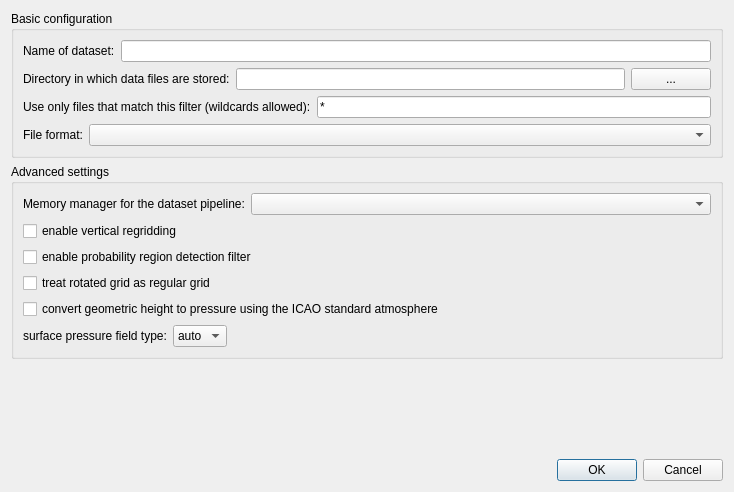
The window that src/gxfw/adddatasetdialog.ui (chrismile/met.3d) describes before a commit, drawn with Qt 5.
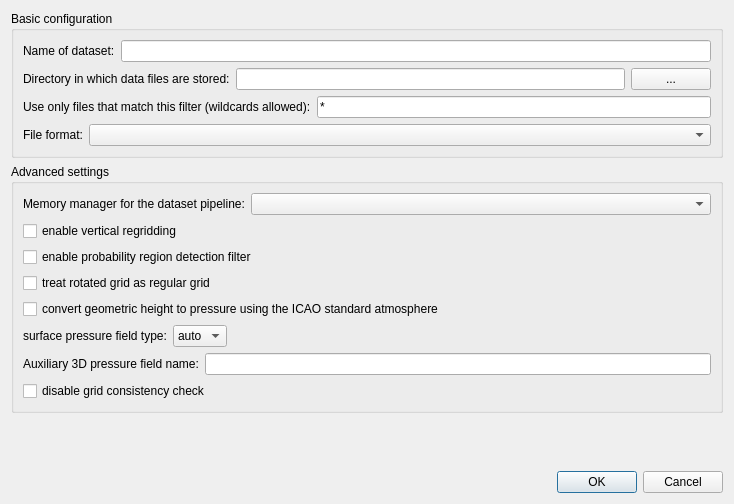
The same window after the commit.

Commit message: implemented auxiliary pressure 3D for netcdf data files; implemented consistency check for data sources; vsec actor accepts only variables of one data source

Diff of the .ui file:
```diff
--- a/src/gxfw/adddatasetdialog.ui
+++ b/src/gxfw/adddatasetdialog.ui
@@ -7,7 +7,7 @@
     <x>0</x>
     <y>0</y>
     <width>734</width>
-    <height>492</height>
+    <height>504</height>
    </rect>
   </property>
   <property name="windowTitle">
@@ -235,6 +235,30 @@
         </item>
        </layout>
       </item>
+      <item>
+       <layout class="QHBoxLayout" name="horizontalLayout_8">
+        <item>
+         <widget class="QLabel" name="label_1">
+          <property name="toolTip">
+           <string>Leave empty for not using an auxiliary 3D pressure field.</string>
+          </property>
+          <property name="text">
+           <string>Auxiliary 3D pressure field name:</string>
+          </property>
+         </widget>
+        </item>
+        <item>
+         <widget class="QLineEdit" name="useAuxiliary3DPressureLineEdit"/>
+        </item>
+       </layout>
+      </item>
+      <item>
+       <widget class="QCheckBox" name="disableGridConsistencyCheckCheckBox">
+        <property name="text">
+         <string>disable grid consistency check</string>
+        </property>
+       </widget>
+      </item>
      </layout>
     </widget>
    </item>
```
The commit also changes 38 other files.
